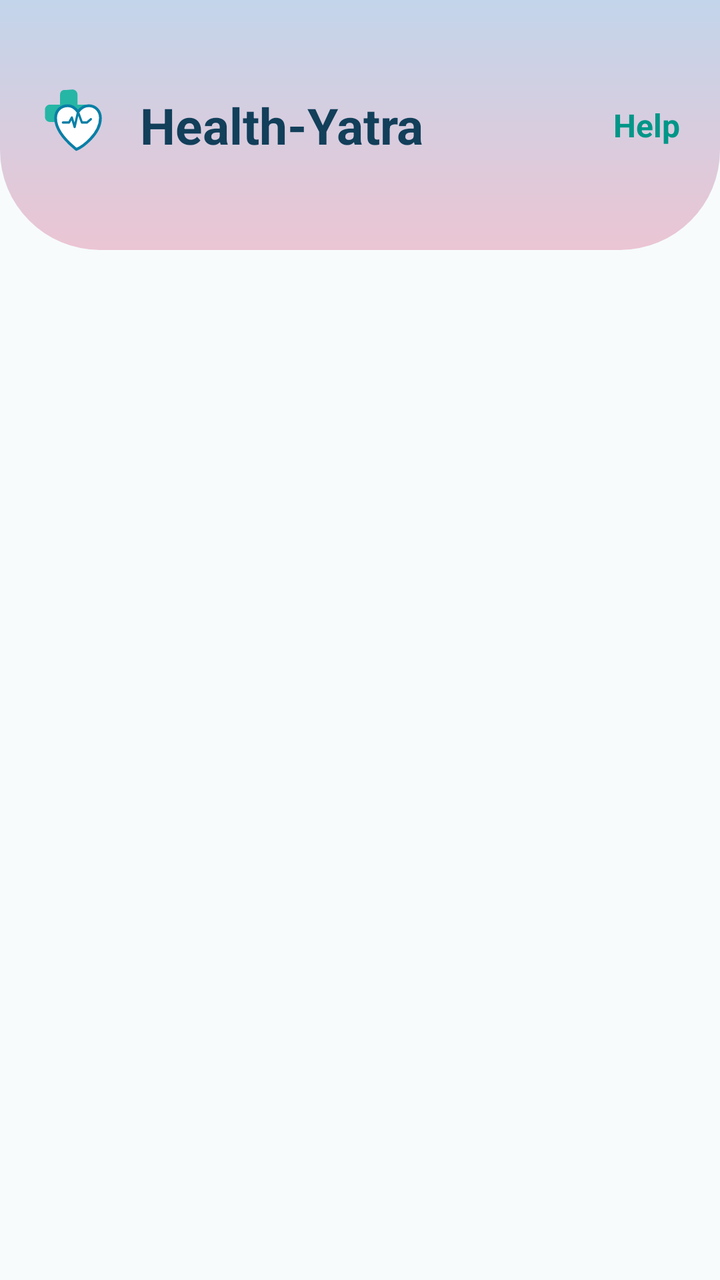
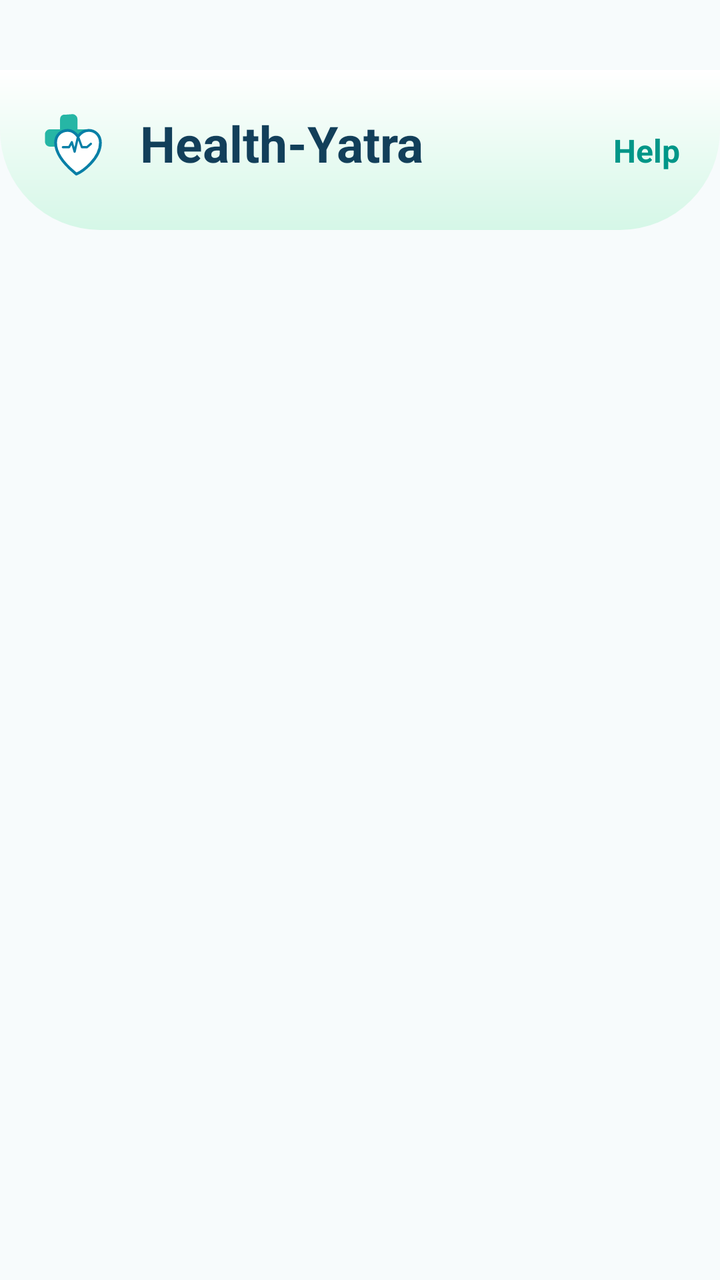

Screens rendered from an Android XML layout before and after an edit, with the pre-edit source and the edit as a unified diff.
<!-- AndroidManifest.xml: application theme Theme.HealthYatra -->
<!-- res/layout/activity_home.xml -->
<?xml version="1.0" encoding="utf-8"?>
<androidx.constraintlayout.widget.ConstraintLayout
    xmlns:android="http://schemas.android.com/apk/res/android"
    xmlns:app="http://schemas.android.com/apk/res-auto"
    android:layout_width="match_parent"
    android:layout_height="match_parent"
    xmlns:tools="http://schemas.android.com/tools"
    android:background="#F7FBFC">

    
    
    

    <androidx.constraintlayout.widget.ConstraintLayout
        android:id="@+id/topBar"
        android:layout_width="0dp"
        android:layout_height="125dp"
        android:background="@drawable/gradient_background"

        app:layout_constraintTop_toTopOf="parent"
        app:layout_constraintStart_toStartOf="parent"
        app:layout_constraintEnd_toEndOf="parent">


        

        <ImageView
            android:id="@+id/ivTopLogo"
            android:layout_width="42dp"
            android:layout_height="42dp"
            android:src="@drawable/ic_health_logo"
            android:scaleType="fitCenter"
            android:contentDescription="@string/LogoImage"
            app:layout_constraintStart_toStartOf="parent"
            app:layout_constraintTop_toTopOf="parent"
            app:layout_constraintBottom_toBottomOf="parent"
            android:layout_marginStart="18dp"/>


        

        <TextView
            android:id="@+id/tvAppName"
            android:layout_width="wrap_content"
            android:layout_height="wrap_content"
            android:text="@string/health_yatra"
            android:textColor="#123F5A"
            android:textSize="25sp"
            android:textStyle="bold"
            app:layout_constraintStart_toEndOf="@id/ivTopLogo"
            app:layout_constraintTop_toTopOf="parent"
            app:layout_constraintBottom_toBottomOf="parent"
            android:layout_marginStart="10dp"/>


        

        <TextView
            android:id="@+id/tvHelp"
            android:layout_width="wrap_content"
            android:layout_height="wrap_content"
            android:text="@string/help"
            android:textColor="#009688"
            android:textSize="16sp"
            android:textStyle="bold"
            app:layout_constraintEnd_toEndOf="parent"
            app:layout_constraintTop_toTopOf="parent"
            app:layout_constraintBottom_toBottomOf="parent"
            android:layout_marginEnd="20dp"/>

    </androidx.constraintlayout.widget.ConstraintLayout>


    
    
    

    <androidx.fragment.app.FragmentContainerView
        android:id="@+id/authFragmentContainer"
        android:layout_width="0dp"
        android:layout_height="0dp"
        android:layout_marginTop="25dp"
        app:layout_constraintTop_toBottomOf="@id/topBar"
        app:layout_constraintBottom_toBottomOf="parent"
        app:layout_constraintStart_toStartOf="parent"
        app:layout_constraintEnd_toEndOf="parent"
        tools:layout="@layout/fragment_sign_up"/>

</androidx.constraintlayout.widget.ConstraintLayout>
<!-- res/layout/fragment_sign_up.xml (included above) -->
<?xml version="1.0" encoding="utf-8"?>
<ScrollView
    xmlns:android="http://schemas.android.com/apk/res/android"
    xmlns:tools="http://schemas.android.com/tools"
    xmlns:app="http://schemas.android.com/apk/res-auto"
    android:layout_width="match_parent"
    android:layout_height="match_parent"
    android:background="@color/primary"
    android:fillViewport="true"
    android:clipToPadding="false"
    tools:context=".fragment.SignUp">

    <androidx.constraintlayout.widget.ConstraintLayout
        android:id="@+id/frameLayout"
        android:layout_width="match_parent"
        android:layout_height="wrap_content"
        android:paddingStart="16dp"
        android:paddingEnd="16dp"
        android:paddingTop="8dp"
        android:paddingBottom="32dp">

        
        <FrameLayout
            android:id="@+id/emailFrame"
            android:layout_width="0dp"
            android:layout_height="60dp"
            app:layout_constraintTop_toTopOf="parent"
            app:layout_constraintStart_toStartOf="parent"
            app:layout_constraintEnd_toEndOf="parent">

            <androidx.appcompat.widget.AppCompatEditText
                android:id="@+id/email"
                android:layout_width="match_parent"
                android:layout_height="match_parent"
                android:background="@drawable/bg_edittext"
                android:hint="@string/enter_your_email"
                android:importantForAutofill="no"
                android:inputType="textEmailAddress"
                android:maxLength="20"
                android:paddingEnd="80dp"
                android:textColor="?attr/colorOnSurface"
                android:textColorHint="#FB959595"
                tools:ignore="RtlSymmetry" />

            <Button
                android:id="@+id/btnVerifyEmail"
                android:layout_width="wrap_content"
                android:layout_height="match_parent"
                android:layout_gravity="end|center_vertical"
                android:background="@android:color/transparent"
                android:text="@string/verify"
                android:textColor="@color/success" />

        </FrameLayout>

        
        <FrameLayout
            android:id="@+id/otpFrame"
            android:layout_width="0dp"
            android:layout_height="60dp"
            android:layout_marginTop="14dp"
            android:visibility="gone"
            app:layout_constraintTop_toBottomOf="@id/emailFrame"
            app:layout_constraintStart_toStartOf="parent"
            app:layout_constraintEnd_toEndOf="parent">

            <androidx.appcompat.widget.AppCompatEditText
                android:id="@+id/otpValidateEt"
                android:layout_width="match_parent"
                android:layout_height="match_parent"
                android:background="@drawable/bg_edittext"
                android:hint="@string/otp"
                android:importantForAutofill="no"
                android:inputType="number"
                android:maxLength="6"
                android:paddingEnd="80dp"
                android:textColor="?attr/colorOnSurface"
                android:textColorHint="#FB959595"
                tools:ignore="RtlSymmetry" />

            <Button
                android:id="@+id/validateBtn"
                android:layout_width="wrap_content"
                android:layout_height="match_parent"
                android:layout_gravity="end|center_vertical"
                android:background="@android:color/transparent"
                android:text="@string/validate"
                android:textColor="@color/success" />

        </FrameLayout>

        
        <androidx.appcompat.widget.AppCompatEditText
            android:id="@+id/username"
            android:layout_width="0dp"
            android:layout_height="50dp"
            android:layout_marginTop="14dp"
            android:autofillHints="username"
            android:background="@drawable/bg_edittext"
            android:hint="@string/enter_username"
            android:inputType="text"
            android:maxLength="20"
            android:textColor="?attr/colorOnSurface"
            android:textColorHint="#FB959595"
            app:layout_constraintTop_toBottomOf="@id/otpFrame"
            app:layout_constraintStart_toStartOf="parent"
            app:layout_constraintEnd_toEndOf="parent" />

        
        <androidx.appcompat.widget.AppCompatEditText
            android:id="@+id/phoneNumber"
            android:layout_width="0dp"
            android:layout_height="50dp"
            android:layout_marginTop="14dp"
            android:autofillHints="phone"
            android:background="@drawable/bg_edittext"
            android:hint="@string/enter_phone_number"
            android:inputType="phone"
            android:maxLength="10"
            android:textColor="?attr/colorOnSurface"
            android:textColorHint="#FB959595"
            app:layout_constraintTop_toBottomOf="@id/username"
            app:layout_constraintStart_toStartOf="parent"
            app:layout_constraintEnd_toEndOf="parent" />

        
        <androidx.appcompat.widget.AppCompatEditText
            android:id="@+id/Aadhaar"
            android:layout_width="0dp"
            android:layout_height="50dp"
            android:layout_marginTop="14dp"
            android:importantForAutofill="no"
            android:background="@drawable/bg_edittext"
            android:hint="@string/enter_aadhaar_number"
            android:inputType="number"
            android:maxLength="12"
            android:textColor="?attr/colorOnSurface"
            android:textColorHint="#FB959595"
            app:layout_constraintTop_toBottomOf="@id/phoneNumber"
            app:layout_constraintStart_toStartOf="parent"
            app:layout_constraintEnd_toEndOf="parent" />

        
        <androidx.appcompat.widget.AppCompatEditText
            android:id="@+id/password"
            android:layout_width="0dp"
            android:layout_height="50dp"
            android:layout_marginTop="14dp"
            android:autofillHints="newPassword"
            android:background="@drawable/bg_edittext"
            android:hint="@string/enter_password"
            android:inputType="textPassword"
            android:textColor="?attr/colorOnSurface"
            android:textColorHint="#FB959595"
            app:layout_constraintTop_toBottomOf="@id/Aadhaar"
            app:layout_constraintStart_toStartOf="parent"
            app:layout_constraintEnd_toEndOf="parent" />

        
        <com.google.android.material.textfield.TextInputLayout
            android:id="@+id/roleLayout"
            style="@style/Widget.Material3.TextInputLayout.OutlinedBox.ExposedDropdownMenu"
            android:layout_width="0dp"
            android:layout_height="wrap_content"
            android:layout_marginTop="14dp"
            android:hint="@string/role"
            android:textColorHint="#FB959595"
            app:layout_constraintTop_toBottomOf="@id/password"
            app:layout_constraintStart_toStartOf="parent"
            app:layout_constraintEnd_toEndOf="parent">

            <com.google.android.material.textfield.MaterialAutoCompleteTextView
                android:id="@+id/role"
                android:layout_width="match_parent"
                android:layout_height="wrap_content"
                android:inputType="none"
                android:textColor="?attr/colorOnSurface"
                android:textSize="20sp" />

        </com.google.android.material.textfield.TextInputLayout>

        
        <com.google.android.material.button.MaterialButton
            android:id="@+id/registerBtn"
            android:layout_width="250dp"
            android:layout_height="wrap_content"
            android:layout_marginTop="18dp"
            android:backgroundTint="#03A9F4"
            android:text="@string/register"
            android:textColor="@color/primary"
            app:layout_constraintTop_toBottomOf="@id/roleLayout"
            app:layout_constraintStart_toStartOf="parent"
            app:layout_constraintEnd_toEndOf="parent" />

        
        <LinearLayout
            android:id="@+id/loginPrompt"
            android:layout_width="wrap_content"
            android:layout_height="wrap_content"
            android:orientation="horizontal"
            app:layout_constraintTop_toBottomOf="@id/registerBtn"
            app:layout_constraintStart_toStartOf="parent"
            app:layout_constraintEnd_toEndOf="parent"
            app:layout_constraintBottom_toBottomOf="parent">

            <TextView
                android:layout_width="wrap_content"
                android:layout_height="wrap_content"
                android:text="@string/already_registered"
                android:textColor="@color/text_primary"
                android:textSize="18sp" />

            <TextView
                android:id="@+id/tvLogin"
                android:layout_width="wrap_content"
                android:layout_height="wrap_content"
                android:layout_marginStart="4dp"
                android:clickable="true"
                android:focusable="true"
                android:text="@string/login"
                android:textColor="@color/text_primary"
                android:textSize="20sp"
                android:textStyle="bold" />

        </LinearLayout>

    </androidx.constraintlayout.widget.ConstraintLayout>

</ScrollView>
<!-- resources referenced by this layout -->
<resources>
  <color name="primary">#FFFFFF</color>
  <color name="success">#22C55E</color>
  <color name="text_primary">#000000</color>
  <!-- drawable bg_edittext (drawable) -->
  <?xml version="1.0" encoding="utf-8"?>
  <selector xmlns:android="http://schemas.android.com/apk/res/android">
  
      
      <item android:state_focused="true">
          <shape android:shape="rectangle">
  
              <solid android:color="#00FBFBFB" />
  
              <stroke
                  android:width="2dp"
                  android:color="#4BD9AC" />
  
              <corners android:radius="18dp" />
  
              <padding
                  android:left="16dp"
                  android:top="0dp"
                  android:right="16dp"
                  android:bottom="0dp" />
  
          </shape>
      </item>
  
      
      <item>
          <shape android:shape="rectangle">
  
              <solid android:color="#00FBFBFB" />
  
              <stroke
                  android:width="1dp"
                  android:color="#040404" />
  
              <corners android:radius="18dp" />
  
              <padding
                  android:left="16dp"
                  android:top="0dp"
                  android:right="16dp"
                  android:bottom="0dp" />
  
          </shape>
      </item>
  
  </selector>
  <!-- drawable gradient_background (drawable) -->
  <?xml version="1.0" encoding="utf-8"?>
  <shape xmlns:android="http://schemas.android.com/apk/res/android">
  
      <gradient
          android:startColor="#EBC5D3"
          android:endColor="#C3D5EB"
          android:angle="90" />
  
      <corners
          android:bottomLeftRadius="50dp"
          android:bottomRightRadius="50dp"/>
  
  </shape>
  <string name="LogoImage">logoImage</string>
  <string name="already_registered">Already registered?</string>
  <string name="enter_aadhaar_number">Enter Aadhaar Number</string>
  <string name="enter_password">Enter Password</string>
  <string name="enter_phone_number">Enter Phone Number</string>
  <string name="enter_username">Enter Username</string>
  <string name="enter_your_email">Enter Email</string>
  <string name="health_yatra">Health-Yatra</string>
  <string name="help">Help</string>
  <string name="login">Login</string>
  <string name="otp">OTP</string>
  <string name="register">Register</string>
  <string name="role">Role</string>
  <string name="validate">Validate</string>
  <string name="verify">Verify</string>
  <style name="Theme.HealthYatra" parent="Theme.Material3.Light.NoActionBar">
  
          <item name="colorPrimary">@color/primary</item>
          <item name="colorPrimaryContainer">@color/primary_light</item>
  
          <item name="android:colorBackground">@color/background</item>
          <item name="colorSurface">@color/white</item>
  
          <item name="android:textColorPrimary">@color/text_primary</item>
          <item name="android:textColorSecondary">@color/text_secondary</item>
  
          
          <item name="android:statusBarColor">@color/text_primary</item>
          <item name="android:windowLightStatusBar">true</item>
  
          
          <item name="android:navigationBarColor">@color/white</item>
  
          <item name="colorControlActivated">#1565C0</item>
  
          <item name="colorOnSurface">#1F2937</item>
          <item name="colorOnSurfaceVariant">#64748B</item>
  
      </style>
  <color name="primary_light">#CACACA</color>
  <color name="background">#F8FAFC</color>
  <color name="white">#FFFFFF</color>
  <color name="text_secondary">#64748B</color>
  <!-- unchanged entries left out for length: 1 -->
</resources>

<!-- the commit's change to res/layout/activity_home.xml (unified diff, before → after) -->
@@ -1,11 +1,11 @@
 <?xml version="1.0" encoding="utf-8"?>
-<androidx.constraintlayout.widget.ConstraintLayout
-    xmlns:android="http://schemas.android.com/apk/res/android"
+<androidx.constraintlayout.motion.widget.MotionLayout xmlns:android="http://schemas.android.com/apk/res/android"
     xmlns:app="http://schemas.android.com/apk/res-auto"
+    xmlns:tools="http://schemas.android.com/tools"
     android:layout_width="match_parent"
     android:layout_height="match_parent"
-    xmlns:tools="http://schemas.android.com/tools"
-    android:background="#F7FBFC">
+    android:background="#F7FBFC"
+    app:layoutDescription="@xml/activity_home_scene">
 
     
     
@@ -14,12 +14,13 @@
     <androidx.constraintlayout.widget.ConstraintLayout
         android:id="@+id/topBar"
         android:layout_width="0dp"
-        android:layout_height="125dp"
+        android:layout_height="80dp"
+android:layout_marginTop="35dp"
         android:background="@drawable/gradient_background"
 
-        app:layout_constraintTop_toTopOf="parent"
+        app:layout_constraintEnd_toEndOf="parent"
         app:layout_constraintStart_toStartOf="parent"
-        app:layout_constraintEnd_toEndOf="parent">
+        app:layout_constraintTop_toTopOf="parent">
 
 
         
@@ -28,13 +29,13 @@
             android:id="@+id/ivTopLogo"
             android:layout_width="42dp"
             android:layout_height="42dp"
+            android:layout_marginStart="18dp"
+            android:contentDescription="@string/LogoImage"
+            android:scaleType="fitCenter"
             android:src="@drawable/ic_health_logo"
-            android:scaleType="fitCenter"
-            android:contentDescription="@string/LogoImage"
-            app:layout_constraintStart_toStartOf="parent"
-            app:layout_constraintTop_toTopOf="parent"
             app:layout_constraintBottom_toBottomOf="parent"
-            android:layout_marginStart="18dp"/>
+            app:layout_constraintStart_toStartOf="parent"
+            app:layout_constraintTop_toTopOf="parent" />
 
 
         
@@ -43,14 +44,13 @@
             android:id="@+id/tvAppName"
             android:layout_width="wrap_content"
             android:layout_height="wrap_content"
+            android:layout_marginStart="10dp"
             android:text="@string/health_yatra"
             android:textColor="#123F5A"
             android:textSize="25sp"
             android:textStyle="bold"
-            app:layout_constraintStart_toEndOf="@id/ivTopLogo"
-            app:layout_constraintTop_toTopOf="parent"
-            app:layout_constraintBottom_toBottomOf="parent"
-            android:layout_marginStart="10dp"/>
+            app:layout_constraintBaseline_toBaselineOf="@+id/tvHelp"
+            app:layout_constraintStart_toEndOf="@id/ivTopLogo" />
 
 
         
@@ -59,14 +59,14 @@
             android:id="@+id/tvHelp"
             android:layout_width="wrap_content"
             android:layout_height="wrap_content"
+            android:layout_marginEnd="20dp"
             android:text="@string/help"
             android:textColor="#009688"
             android:textSize="16sp"
             android:textStyle="bold"
+            app:layout_constraintBottom_toBottomOf="parent"
             app:layout_constraintEnd_toEndOf="parent"
-            app:layout_constraintTop_toTopOf="parent"
-            app:layout_constraintBottom_toBottomOf="parent"
-            android:layout_marginEnd="20dp"/>
+            app:layout_constraintTop_toTopOf="parent" />
 
     </androidx.constraintlayout.widget.ConstraintLayout>
 
@@ -79,24 +79,28 @@
         android:id="@+id/authFragmentContainer"
         android:layout_width="0dp"
         android:layout_height="0dp"
-        android:layout_marginTop="25dp"
+        android:layout_marginTop="4dp"
+        app:layout_constraintBottom_toBottomOf="parent"
+        app:layout_constraintEnd_toEndOf="parent"
+        app:layout_constraintStart_toStartOf="parent"
         app:layout_constraintTop_toBottomOf="@id/topBar"
-        app:layout_constraintBottom_toBottomOf="parent"
-        app:layout_constraintStart_toStartOf="parent"
-        app:layout_constraintEnd_toEndOf="parent"
-        tools:layout="@layout/fragment_sign_up"/>
-
-</androidx.constraintlayout.widget.ConstraintLayout>
+        tools:layout="@layout/fragment_sign_up" />
+
+</androidx.constraintlayout.motion.widget.MotionLayout>
 <!-- res/layout/fragment_sign_up.xml (included above) -->
 <?xml version="1.0" encoding="utf-8"?>
 <ScrollView
     xmlns:android="http://schemas.android.com/apk/res/android"
+    xmlns:app="http://schemas.android.com/apk/res-auto"
     xmlns:tools="http://schemas.android.com/tools"
-    xmlns:app="http://schemas.android.com/apk/res-auto"
+    android:id="@+id/signupScrollView"
     android:layout_width="match_parent"
     android:layout_height="match_parent"
     android:background="@color/primary"
     android:fillViewport="true"
+    android:scrollbars="vertical"
+    android:fadeScrollbars="false"
+    android:overScrollMode="always"
     android:clipToPadding="false"
     tools:context=".fragment.SignUp">
 
@@ -105,8 +109,8 @@
         android:layout_width="match_parent"
         android:layout_height="wrap_content"
         android:paddingStart="16dp"
+        android:paddingTop="8dp"
         android:paddingEnd="16dp"
-        android:paddingTop="8dp"
         android:paddingBottom="32dp">
 
         
@@ -287,6 +291,7 @@
             android:id="@+id/loginPrompt"
             android:layout_width="wrap_content"
             android:layout_height="wrap_content"
+            android:layout_marginTop="12dp"
             android:orientation="horizontal"
             app:layout_constraintTop_toBottomOf="@id/registerBtn"
             app:layout_constraintStart_toStartOf="parent"
<!-- resource entries referenced after the edit -->
@@ -55,8 +55,8 @@
   <shape xmlns:android="http://schemas.android.com/apk/res/android">
   
       <gradient
-          android:startColor="#EBC5D3"
-          android:endColor="#C3D5EB"
+          android:startColor="#D5F7E7"
+          android:endColor="#FFFFFF"
           android:angle="90" />
   
       <corners
